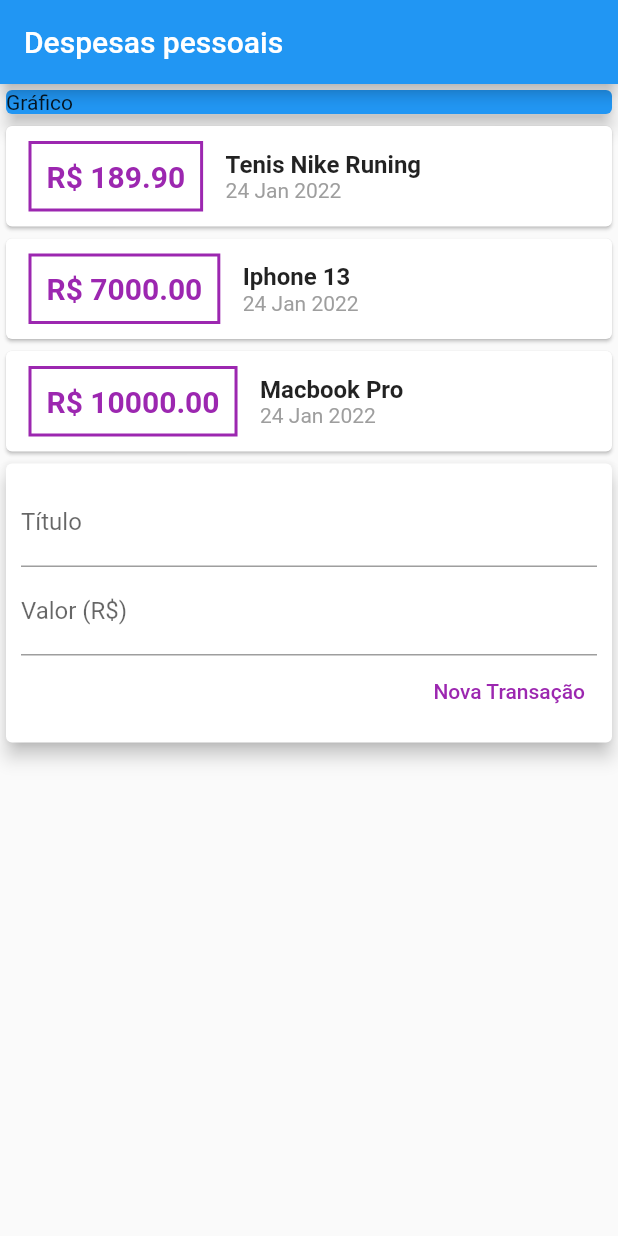
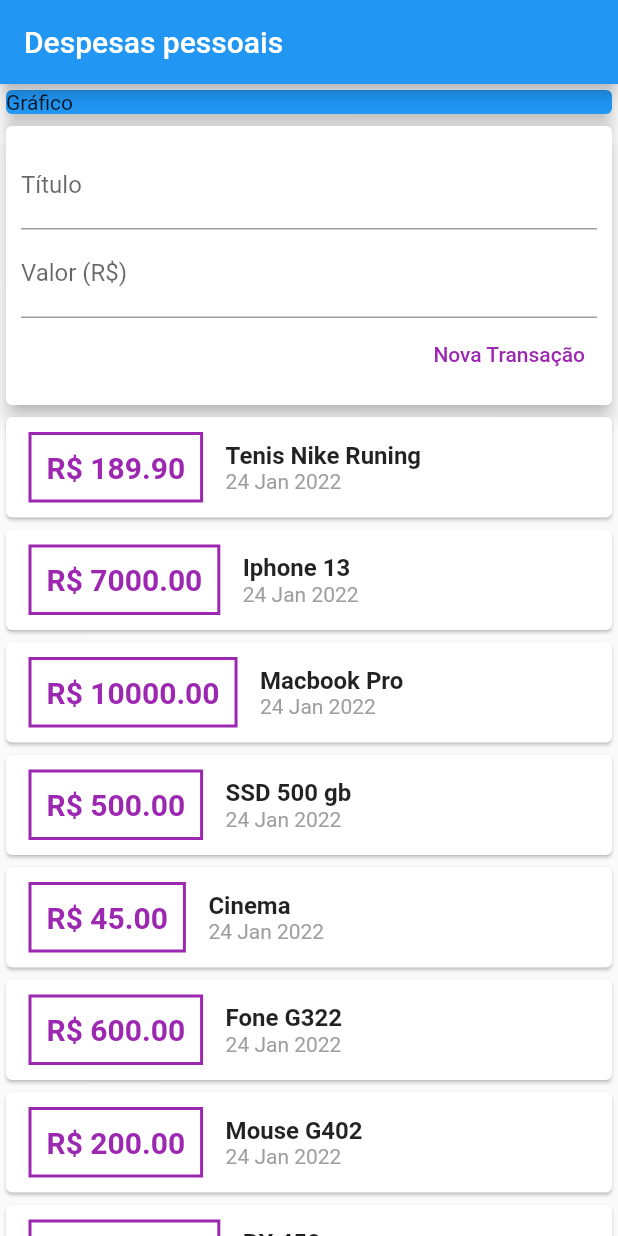
Before and after one commit to ViniDB27/flutter-app-expenses-v2, a Flutter app: the screen it shows after launch, after a tap on "Nova Transação", on a phone screen of 412 x 824 dp. Run offline on Flutter 3.47's test engine with Material 2 defaults, Android fonts, the phone set to English and light mode, and no system bars.

Commit message:
add singleChildScrollView in list transaction

```diff
--- a/lib/main.dart
+++ b/lib/main.dart
@@ -27,12 +27,14 @@ class MyHomePage extends StatelessWidget {
   Widget build(BuildContext context) {
     return Scaffold(
       appBar: AppBar(title: const Text('Despesas pessoais')),
-      body: Column(
-        crossAxisAlignment: CrossAxisAlignment.stretch,
-        children: const [
-          TransactionChart(),
-          TransacationUser(),
-        ],
+      body: SingleChildScrollView(
+        child: Column(
+          crossAxisAlignment: CrossAxisAlignment.stretch,
+          children: const [
+            TransactionChart(),
+            TransacationUser(),
+          ],
+        ),
       ),
     );
   }
--- a/lib/widgets/transaction_form.dart
+++ b/lib/widgets/transaction_form.dart
@@ -1,11 +1,18 @@
+import 'dart:math';
+
+import 'package:expenses/model/transaction.dart';
 import 'package:flutter/material.dart';
 
 class TransactionForm extends StatelessWidget {
-  TransactionForm({Key? key}) : super(key: key);
+  final void Function(Transaction transaction) addTransaction;
+
+  TransactionForm({
+    required this.addTransaction,
+    Key? key,
+  }) : super(key: key);
 
   final titleController = TextEditingController();
   final valueController = TextEditingController();
-
 
   @override
   Widget build(BuildContext context) {
@@ -35,10 +42,12 @@ class TransactionForm extends StatelessWidget {
                     'Nova Transação',
                     style: TextStyle(color: Colors.purple),
                   ),
-                  onPressed: () {
-                    print(titleController.text);
-                    print(valueController.text);
-                  },
+                  onPressed: () => addTransaction(Transaction(
+                    id: Random().nextDouble().toString(),
+                    name: titleController.text,
+                    value: double.parse(valueController.text),
+                    date: DateTime.now(),
+                  )),
                 )
               ],
             ),
--- a/lib/widgets/transaction_list.dart
+++ b/lib/widgets/transaction_list.dart
@@ -12,7 +12,10 @@ class TransactionList extends StatelessWidget {
 
   @override
   Widget build(BuildContext context) {
-    return Column(
+    return Container(
+      height: 600,
+      child: SingleChildScrollView(
+        child: Column(
           children: transactions
               .map(
                 (tr) => Card(
@@ -62,6 +65,8 @@ class TransactionList extends StatelessWidget {
                 ),
               )
               .toList(),
+        ),
+      ),
     );
   }
 }
--- a/lib/widgets/transaction_user.dart
+++ b/lib/widgets/transaction_user.dart
@@ -11,7 +11,7 @@ class TransacationUser extends StatefulWidget {
 }
 
 class _TransacationUserState extends State<TransacationUser> {
-  final List<Transaction> _transaction = [
+  final List<Transaction> _transactions = [
     Transaction(
       id: 't1',
       name: 'Tenis Nike Runing',
@@ -30,16 +30,55 @@ class _TransacationUserState extends State<TransacationUser> {
       value: 10000.00,
       date: DateTime.now(),
     ),
+    Transaction(
+      id: 't4',
+      name: 'SSD 500 gb',
+      value: 500.00,
+      date: DateTime.now(),
+    ),
+    Transaction(
+      id: 't5',
+      name: 'Cinema',
+      value: 45.00,
+      date: DateTime.now(),
+    ),
+    Transaction(
+      id: 't6',
+      name: 'Fone G322',
+      value: 600.00,
+      date: DateTime.now(),
+    ),
+    Transaction(
+      id: 't7',
+      name: 'Mouse G402',
+      value: 200.00,
+      date: DateTime.now(),
+    ),
+    Transaction(
+      id: 't8',
+      name: 'RX 450',
+      value: 3000.00,
+      date: DateTime.now(),
+    ),
+
   ];
+
+  void addTransaction(Transaction transaction) {
+    setState((){
+      _transactions.add(transaction);
+    });
+  }
 
   @override
   Widget build(BuildContext context) {
     return Column(
       children: [
+        TransactionForm(
+          addTransaction: addTransaction,
+        ),
         TransactionList(
-          transactions: _transaction,
+          transactions: _transactions,
         ),
-        TransactionForm(),
       ],
     );
   }
```
Lines whose indentation alone changed are shown as unchanged.
